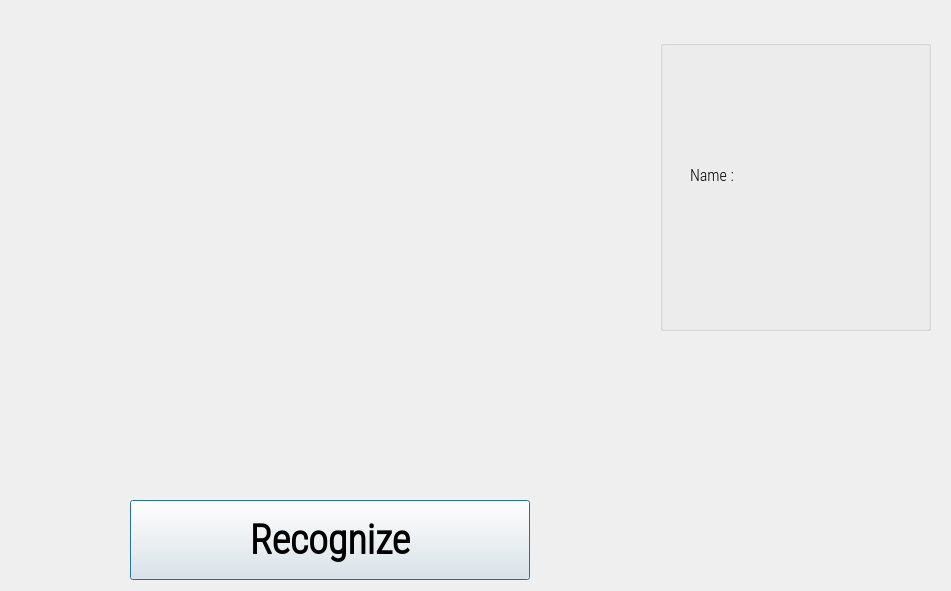
Before: the Qt Designer form outputwindow.ui in Androiables/App_KareXpert_FaceRecognition, drawn with Qt 5.
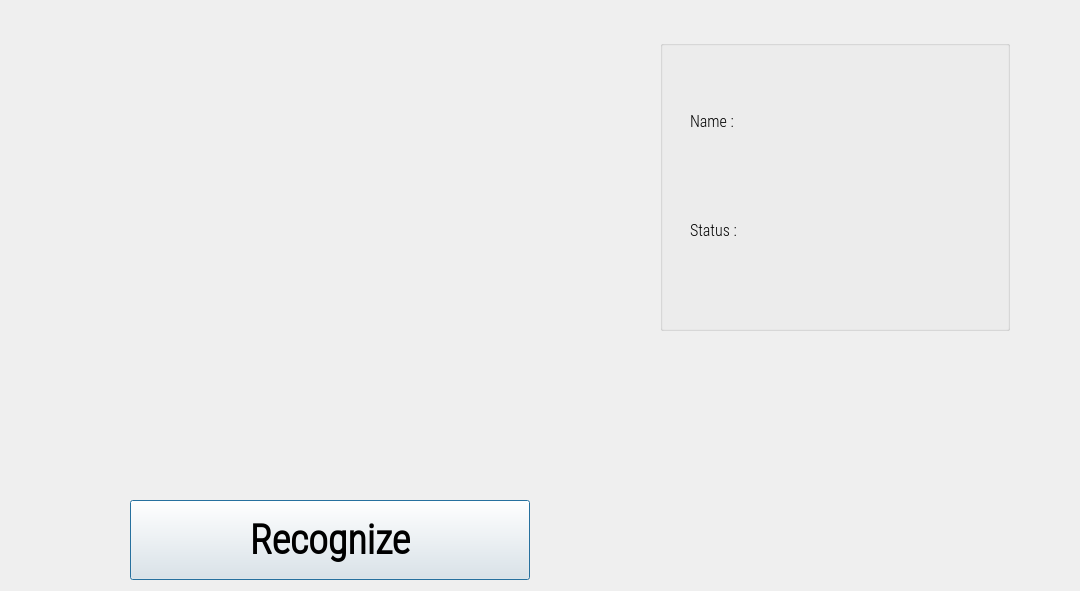
After: the same form once the commit is applied. Icons and pictures are not drawn.

Commit message: FaceRecog: added face detection status

What changed in the file:
```diff
--- a/outputwindow.ui
+++ b/outputwindow.ui
@@ -6,7 +6,7 @@
 			<rect>
 				<x>0</x>
 				<y>0</y>
-				<width>951</width>
+				<width>1080</width>
 				<height>591</height>
 			</rect>
 		</property>
@@ -106,7 +106,7 @@
 				<rect>
 					<x>660</x>
 					<y>40</y>
-					<width>271</width>
+					<width>350</width>
 					<height>291</height>
 				</rect>
 			</property>
@@ -135,6 +135,21 @@
 							</property>
 						</widget>
 					</item>
+					<item>
+						<widget class="QLabel" name="label_4">
+							<property name="font">
+								<font>
+									<family>Roboto Condensed Light</family>
+									<pointsize>12</pointsize>
+									<weight>50</weight>
+									<bold>false</bold>
+								</font>
+							</property>
+							<property name="text">
+								<string>Status : </string>
+							</property>
+						</widget>
+					</item>
 				</layout>
 			</widget>
 			<widget class="QWidget" name="verticalLayoutWidget_2">
@@ -142,7 +157,7 @@
 					<rect>
 						<x>120</x>
 						<y>30</y>
-						<width>131</width>
+						<width>200</width>
 						<height>211</height>
 					</rect>
 				</property>
@@ -162,6 +177,21 @@
 							</property>
 						</widget>
 					</item>
+					<item>
+						<widget class="QLabel" name="StatusLabel">
+							<property name="font">
+								<font>
+									<family>Roboto Condensed Light</family>
+									<pointsize>12</pointsize>
+									<weight>50</weight>
+									<bold>false</bold>
+								</font>
+							</property>
+							<property name="text">
+								<string/>
+							</property>
+						</widget>
+					</item>
 				</layout>
 			</widget>
 		</widget>
```
The commit also changes 2 other files.
